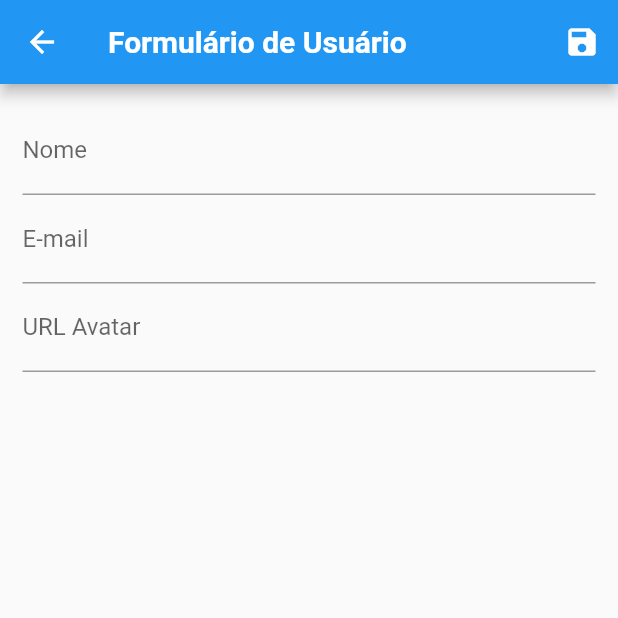
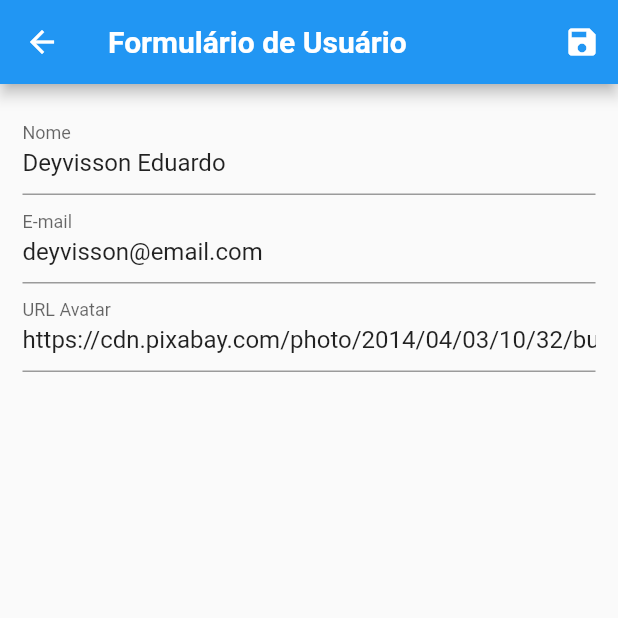
Before and after one commit to deyvissoneduardo/Cadastro_Usuario, a Flutter app: the screen it shows after launch, after a tap on the "edit" icon, on a phone screen of 412 x 824 dp, the top half of it. Run offline on Flutter 3.47's test engine with Material 2 defaults, Android fonts, the phone set to English and light mode, and no system bars; network calls fail.

Commit message:
updated user

```diff
--- a/cadastro_usuario/lib/data/dummy_users.dart
+++ b/cadastro_usuario/lib/data/dummy_users.dart
@@ -20,5 +20,8 @@ const DUMMY_USERS = {
       avatarUrl:
           'https://cdn.pixabay.com/photo/2014/04/03/10/32/user-310807_960_720.png'),
   '4': const User(
-      id: '4', name: 'Kelia Maiane', email: 'kelia@email.com', avatarUrl: ''),
+      id: '4',
+      name: 'Kelia Maiane',
+      email: 'kelia@email.com',
+      avatarUrl: ''),
 };
--- a/cadastro_usuario/lib/view/user_form.dart
+++ b/cadastro_usuario/lib/view/user_form.dart
@@ -7,8 +7,31 @@ class UserFomr extends StatelessWidget {
   final _form = GlobalKey<FormState>();
   final Map<String, String> _formData = {};
 
+  /*
+   * carrega os dados no formulario
+   * para edicao
+   */
+  void _loadFormData(User user) {
+    if(user != null) {
+      _formData['id'] = user.id;
+      _formData['name'] = user.name;
+      _formData['email'] = user.email;
+      _formData['avatarUrl'] = user.avatarUrl;
+    }
+  }
+
   @override
   Widget build(BuildContext context) {
+
+    /*
+     * pegar argutemtos passado por valores
+     */
+    final user = ModalRoute
+        .of(context)
+        .settings
+        .arguments as User;
+    //print(user.name);
+    _loadFormData(user);
     return Scaffold(
       appBar: AppBar(
         title: Text(
@@ -48,9 +71,12 @@ class UserFomr extends StatelessWidget {
             child: Column(
               children: <Widget>[
                 TextFormField(
+                  initialValue: _formData['name'],
                   decoration: InputDecoration(labelText: "Nome"),
                   validator: (value) {
-                    if (value == null || value.trim().isEmpty) {
+                    if (value == null || value
+                        .trim()
+                        .isEmpty) {
                       return 'Nome Invalido';
                       // ignore: missing_return
                     }
@@ -64,11 +90,14 @@ class UserFomr extends StatelessWidget {
                   onSaved: (value) => _formData['name'] = value,
                 ),
                 TextFormField(
+                  initialValue: _formData['email'],
                   decoration: InputDecoration(
-                      labelText: "E-mail",),
+                    labelText: "E-mail",),
                   validator: (value) {
                     if (value == null ||
-                        value.trim().isEmpty) {
+                        value
+                            .trim()
+                            .isEmpty) {
                       return 'E-mail Invalido';
                       // ignore: missing_return
                     }
@@ -82,6 +111,7 @@ class UserFomr extends StatelessWidget {
                   onSaved: (value) => _formData['email'] = value,
                 ),
                 TextFormField(
+                  initialValue: _formData['avatarUrl'],
                   decoration: InputDecoration(labelText: "URL Avatar"),
                   onSaved: (value) => _formData['avatarUrl'] = value,
                 )
```
